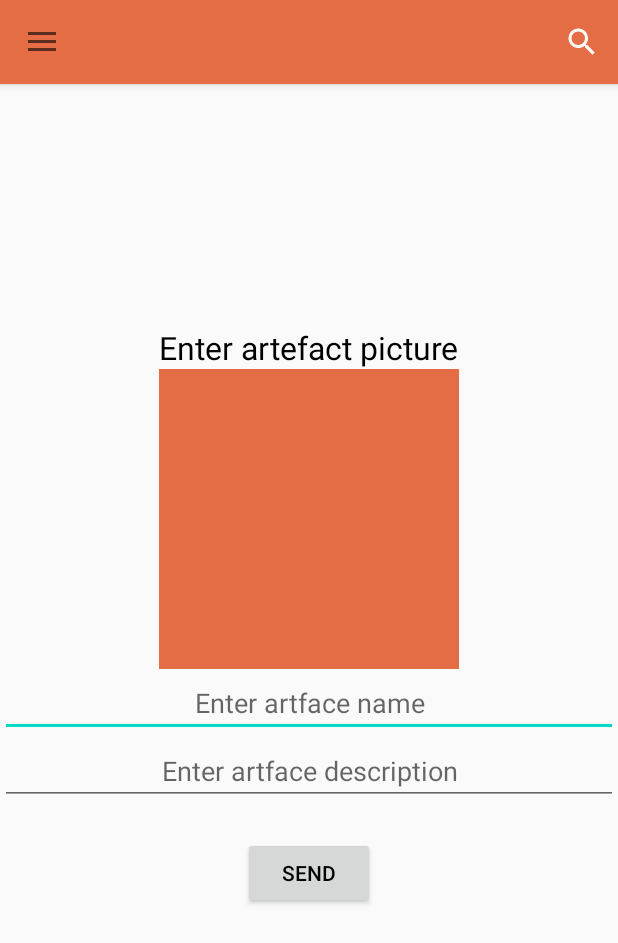
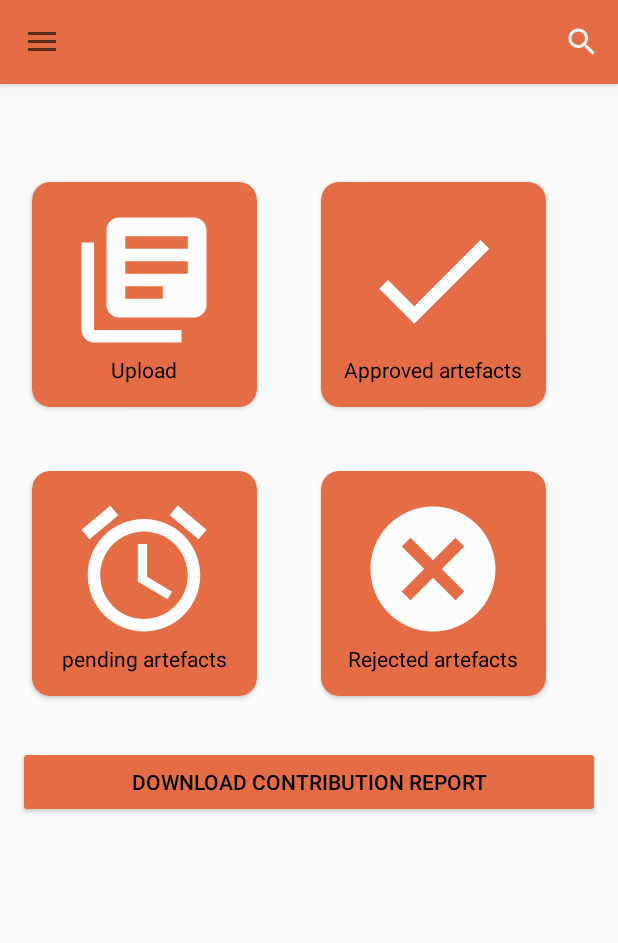
Before and after one commit to kryptdeveloper/MeruMuseum, an Android app: the Contrubuter screen opened directly, with no data from a screen before it, on a phone screen of 412 x 824 dp. Shown: the top 943 px of the screen. Run offline under Robolectric (Android 15) with nearby library versions, the phone set to English and light mode, and no system bars; our stand-ins replace Volley; network calls fail; 1 statement that could not run was skipped.

Commit message:
contributer and feedback

```diff
--- a/app/src/main/java/com/art/merumuseum/Contributer/Contrubuter.java
+++ b/app/src/main/java/com/art/merumuseum/Contributer/Contrubuter.java
@@ -15,6 +15,7 @@ import androidx.drawerlayout.widget.DrawerLayout;
 import androidx.fragment.app.Fragment;
 
 import com.art.merumuseum.Contributer.modules.ApprovedModules;
+import com.art.merumuseum.Contributer.modules.Dash;
 import com.art.merumuseum.Contributer.modules.PendingArtefacts;
 import com.art.merumuseum.Contributer.modules.RejectedArtefacts;
 import com.art.merumuseum1.R;
@@ -72,7 +73,7 @@ public class Contrubuter extends AppCompatActivity implements NavigationView.OnN
         name=hh;
         setName(hh);
 
-        getSupportFragmentManager().beginTransaction().replace(R.id.ccontent,new ContributeClass()).commit();
+        getSupportFragmentManager().beginTransaction().replace(R.id.ccontent,new Dash()).commit();
 
 
 
@@ -86,9 +87,13 @@ public class Contrubuter extends AppCompatActivity implements NavigationView.OnN
 
 
         switch (item.getItemId()){
+            case R.id.contriDash:
+                fag=new Dash();
+                toolbar.setTitle("Dashboard");
+                break;
 
             case R.id.approvedc:
-                fag=new ApprovedModules();
+                fag=new ContributeClass();
                 toolbar.setTitle("Approved Artefacts");
                 break;
             case R.id.idUploadc:
--- a/app/src/main/java/com/art/merumuseum/Contributer/modules/ApprovedModules.java
+++ b/app/src/main/java/com/art/merumuseum/Contributer/modules/ApprovedModules.java
@@ -98,7 +98,8 @@ public class ApprovedModules extends Fragment {
                 }, new Response.ErrorListener() {
             @Override
             public void onErrorResponse(VolleyError error) {
-                Toast.makeText(getContext(), error.toString(), Toast.LENGTH_SHORT).show();
+               // Toast.makeText(getContext(), error.toString(), Toast.LENGTH_SHORT).show();
+              //  Toast.makeText(getContext(), "error", Toast.LENGTH_SHORT).show();
             }
         }
 
--- /dev/null
+++ b/app/src/main/java/com/art/merumuseum/Contributer/modules/Dash.java
@@ -0,0 +1,104 @@
+package com.art.merumuseum.Contributer.modules;
+
+import android.os.Bundle;
+import android.view.LayoutInflater;
+import android.view.View;
+import android.view.ViewGroup;
+import android.widget.Button;
+import android.widget.Toast;
+
+import androidx.annotation.NonNull;
+import androidx.annotation.Nullable;
+import androidx.appcompat.app.AppCompatActivity;
+import androidx.cardview.widget.CardView;
+import androidx.fragment.app.Fragment;
+import androidx.recyclerview.widget.LinearLayoutManager;
+import androidx.recyclerview.widget.RecyclerView;
+
+import com.android.volley.AuthFailureError;
+import com.android.volley.Request;
+import com.android.volley.Response;
+import com.android.volley.VolleyError;
+import com.android.volley.toolbox.StringRequest;
+import com.android.volley.toolbox.Volley;
+import com.art.merumuseum.Contributer.ContributeClass;
+import com.art.merumuseum.Contributer.Contrubuter;
+import com.art.merumuseum.Contributer.modules.ModulesOb.RecyclerViewContributer;
+import com.art.merumuseum.CuratorModules.ApproveArtefacts.ArtefactObject;
+import com.art.merumuseum.Finance.Alltransactions;
+import com.art.merumuseum.Finance.ReportsModulesFinance;
+import com.art.merumuseum.Finance.modules.Approved;
+import com.art.merumuseum.Finance.modules.Pending;
+import com.art.merumuseum.Finance.modules.Rejected;
+import com.art.merumuseum.LinksModel;
+import com.art.merumuseum1.R;
+
+import org.json.JSONArray;
+import org.json.JSONObject;
+
+import java.util.ArrayList;
+import java.util.HashMap;
+import java.util.Map;
+
+public class Dash extends Fragment {
+    CardView pending,all,approv,rejected;
+    private com.google.android.material.appbar.MaterialToolbar toolbar;
+    Button receipt;
+
+
+    @Nullable
+    @Override
+    public View onCreateView(@NonNull LayoutInflater inflater, @Nullable ViewGroup container, @Nullable Bundle savedInstanceState) {
+
+        return inflater.inflate(R.layout.dashcontri, container, false);
+    }
+
+    @Override
+    public void onViewCreated(@NonNull View view, @Nullable Bundle savedInstanceState) {
+        super.onViewCreated(view, savedInstanceState);
+        pending=view.findViewById(R.id.cpendingcardf);
+        all=view.findViewById(R.id.callcard);
+        approv=view.findViewById(R.id.caprovcardtrans);
+        rejected=view.findViewById(R.id.crejectedcardtrans);
+        receipt=view.findViewById(R.id.cbtndownloadf);
+        toolbar=view.findViewById(R.id.toolbar);
+        ((AppCompatActivity)getActivity()).setSupportActionBar(toolbar);
+
+        receipt.setOnClickListener(new View.OnClickListener() {
+            @Override
+            public void onClick(View view) {
+
+                getFragmentManager().beginTransaction().replace(R.id.ccontent, new ContributeClass()).commit();
+            }
+        });
+        all.setOnClickListener(new View.OnClickListener() {
+            @Override
+            public void onClick(View view) {
+                Toast.makeText(getContext(), "gsdfbu ga", Toast.LENGTH_SHORT).show();
+                getFragmentManager().beginTransaction().replace(R.id.ccontent, new ContributeClass()).commit();
+            }
+        });
+        approv.setOnClickListener(new View.OnClickListener() {
+            @Override
+            public void onClick(View view) {
+                Toast.makeText(getContext(), "gsdfbu ga", Toast.LENGTH_SHORT).show();
+                getFragmentManager().beginTransaction().replace(R.id.ccontent, new ApprovedModules()).commit();
+            }
+        });
+        rejected.setOnClickListener(new View.OnClickListener() {
+            @Override
+            public void onClick(View view) {
+                Toast.makeText(getContext(), "gsdfbu ga", Toast.LENGTH_SHORT).show();
+                getFragmentManager().beginTransaction().replace(R.id.ccontent, new RejectedArtefacts()).commit();
+            }
+        });
+        pending.setOnClickListener(new View.OnClickListener() {
+            @Override
+            public void onClick(View view) {
+                Toast.makeText(getContext(), "gsdfbu ga", Toast.LENGTH_SHORT).show();
+                getFragmentManager().beginTransaction().replace(R.id.ccontent, new PendingArtefacts()).commit();
+            }
+        });
+
+    }
+}
--- a/app/src/main/java/com/art/merumuseum/LinksModel.java
+++ b/app/src/main/java/com/art/merumuseum/LinksModel.java
@@ -28,7 +28,7 @@ public class LinksModel {
     String getallfinance;
     String guide;
     String history;
-    String ip = "www.elimukenya.co.ke/Izzoh/"  +
+    String ip = "www.elimukenya.co.ke/Izzoh"  +
             "";
     String pContributer;
     String payvr;
@@ -85,17 +85,17 @@ public class LinksModel {
         stringBuilder = new StringBuilder();
         stringBuilder.append(str);
         stringBuilder.append(this.ip);
-        stringBuilder.append("/adminmeru/getrejArtefact.php");
+        stringBuilder.append("/getrejArtefact.php");
         this.rejArtefact = stringBuilder.toString();
         stringBuilder = new StringBuilder();
         stringBuilder.append(str);
         stringBuilder.append(this.ip);
-        stringBuilder.append("/adminmeru/gependArtefact.php");
+        stringBuilder.append("/gependArtefact.php");
         this.peendArtefact = stringBuilder.toString();
         stringBuilder = new StringBuilder();
         stringBuilder.append(str);
         stringBuilder.append(this.ip);
-        stringBuilder.append("/adminmeru/rejectbtnart.php");
+        stringBuilder.append("/rejectbtnart.php");
         this.rejbtncura = stringBuilder.toString();
         stringBuilder = new StringBuilder();
         stringBuilder.append(str);
--- a/app/src/main/java/com/art/merumuseum/modules/Feedback.java
+++ b/app/src/main/java/com/art/merumuseum/modules/Feedback.java
@@ -80,7 +80,15 @@ public class Feedback extends Fragment{
         submitfed.setOnClickListener(new View.OnClickListener() {
             @Override
             public void onClick(View view) {
-              sendFeedback();
+                if(feed.getText().toString()==""){
+                    Toast.makeText(getContext(), "please enter you feedback", Toast.LENGTH_SHORT).show();
+
+                }else{
+
+                    sendFeedback();
+                }
+
+
 
             }
         });
@@ -88,6 +96,7 @@ public class Feedback extends Fragment{
     }
 
     private void sendFeedback() {
+        Toast.makeText(getContext(), "yeaa", Toast.LENGTH_SHORT).show();
     }
 
 
--- /dev/null
+++ b/app/src/main/res/layout/dashcontri.xml
@@ -0,0 +1,169 @@
+<?xml version="1.0" encoding="UTF-8"?>
+
+<RelativeLayout xmlns:android="http://schemas.android.com/apk/res/android"
+    xmlns:app="http://schemas.android.com/apk/res-auto"
+    android:layout_width="match_parent"
+    android:layout_height="match_parent"
+    android:layout_marginTop="100dp">
+
+
+
+
+    <androidx.cardview.widget.CardView
+        android:id="@+id/callcard"
+        android:layout_width="150dp"
+        android:layout_height="150dp"
+        android:layout_margin="21dp"
+        android:backgroundTint="@color/colorPrimary"
+        android:elevation="12dp"
+        app:cardCornerRadius="12dp">
+
+
+
+
+        <LinearLayout
+            android:layout_width="match_parent"
+            android:layout_height="match_parent"
+            android:layout_gravity="center"
+            android:gravity="center"
+            android:orientation="vertical">
+
+            <ImageView
+                android:layout_width="100dp"
+                android:layout_height="100dp"
+                android:src="@drawable/all" />
+
+            <TextView
+                android:layout_width="wrap_content"
+                android:layout_height="wrap_content"
+                android:text="Upload" />
+
+        </LinearLayout>
+
+    </androidx.cardview.widget.CardView>
+
+
+
+
+    <androidx.cardview.widget.CardView
+        android:id="@+id/caprovcardtrans"
+        android:layout_width="150dp"
+        android:layout_height="150dp"
+        android:layout_margin="21dp"
+        android:layout_toRightOf="@id/callcard"
+        android:backgroundTint="@color/colorPrimary"
+        android:elevation="12dp"
+        app:cardCornerRadius="12dp">
+
+
+
+
+        <LinearLayout
+            android:layout_width="match_parent"
+            android:layout_height="match_parent"
+            android:layout_gravity="center"
+            android:gravity="center"
+            android:orientation="vertical">
+
+            <ImageView
+                android:layout_width="100dp"
+                android:layout_height="100dp"
+                android:src="@drawable/approved" />
+
+            <TextView
+                android:layout_width="wrap_content"
+                android:layout_height="wrap_content"
+                android:text="Approved artefacts" />
+
+        </LinearLayout>
+
+    </androidx.cardview.widget.CardView>
+
+
+
+
+    <androidx.cardview.widget.CardView
+        android:id="@+id/cpendingcardf"
+        android:layout_width="150dp"
+        android:layout_height="150dp"
+        android:layout_below="@id/callcard"
+        android:layout_margin="21dp"
+        android:backgroundTint="@color/colorPrimary"
+        android:elevation="12dp"
+        app:cardCornerRadius="12dp">
+
+
+
+
+        <LinearLayout
+            android:layout_width="match_parent"
+            android:layout_height="match_parent"
+            android:layout_gravity="center"
+            android:gravity="center"
+            android:orientation="vertical">
+
+            <ImageView
+                android:layout_width="100dp"
+                android:layout_height="100dp"
+                android:src="@drawable/pending" />
+
+            <TextView
+                android:layout_width="wrap_content"
+                android:layout_height="wrap_content"
+                android:text="pending artefacts" />
+
+        </LinearLayout>
+
+    </androidx.cardview.widget.CardView>
+
+
+
+
+    <androidx.cardview.widget.CardView
+        android:id="@+id/crejectedcardtrans"
+        android:layout_width="150dp"
+        android:layout_height="150dp"
+        android:layout_below="@id/callcard"
+        android:layout_margin="21dp"
+        android:layout_toRightOf="@id/cpendingcardf"
+        android:backgroundTint="@color/colorPrimary"
+        android:elevation="12dp"
+        app:cardCornerRadius="12dp">
+
+
+
+
+        <LinearLayout
+            android:layout_width="match_parent"
+            android:layout_height="match_parent"
+            android:layout_gravity="center"
+            android:gravity="center"
+            android:orientation="vertical">
+
+            <ImageView
+                android:layout_width="100dp"
+                android:layout_height="100dp"
+                android:src="@drawable/cancel" />
+
+            <TextView
+                android:layout_width="wrap_content"
+                android:layout_height="wrap_content"
+                android:text="Rejected artefacts" />
+
+        </LinearLayout>
+
+    </androidx.cardview.widget.CardView>
+
+    <Button
+        android:id="@+id/cbtndownloadf"
+        android:layout_width="match_parent"
+        android:layout_height="wrap_content"
+        android:layout_below="@id/cpendingcardf"
+        android:layout_marginStart="12dp"
+        android:layout_marginTop="12dp"
+        android:layout_marginEnd="12dp"
+        android:layout_marginBottom="12dp"
+        android:backgroundTint="@color/colorPrimary"
+        android:text="download contribution report" />
+
+</RelativeLayout>
--- a/app/src/main/res/menu/contributermenu.xml
+++ b/app/src/main/res/menu/contributermenu.xml
@@ -2,6 +2,9 @@
 
 <menu xmlns:android="http://schemas.android.com/apk/res/android">
 
+    <item
+        android:id="@+id/contriDash"
+        android:title="Dashboard" />
     <item
         android:id="@+id/idUploadc"
         android:title="Upload Artefact" />
```
